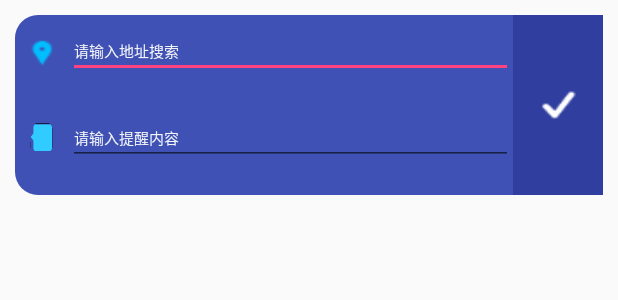
After one commit to LovingDog/LosePhone2, an Android app: the layout list_item_location_remind.xml on its own in the app's theme, with its tools: preview values and no code run, on a phone screen of 412 x 824 dp. The commit adds this screen. Shown: the top 300 px of the screen. Run offline under Robolectric (Android 15) with nearby library versions, the phone set to English and light mode, and no system bars.

Commit message:
添加搜索界面和数据库创建

```diff
--- a/app/src/main/AndroidManifest.xml
+++ b/app/src/main/AndroidManifest.xml
@@ -65,6 +65,10 @@
 
         <activity android:name="com.example.wanghanp.permissioncheck.PermissionsActivity"></activity>
         <activity android:name="com.tencent.mm.ui.LauncherUI"></activity>
+        <activity android:name=".tabview.LocationRemindActivity"
+            android:theme="@style/Theme.AppCompat.NoActionBar"></activity>
+        <activity android:name=".tabview.SearchLocationActivity"
+            android:theme="@style/Theme.AppCompat.NoActionBar"></activity>
         <service
             android:name=".service.SaveStateService"
             android:enabled="true"
--- a/app/src/main/java/com/example/wanghanp/losephone/tabview/SettingFragment.java
+++ b/app/src/main/java/com/example/wanghanp/losephone/tabview/SettingFragment.java
@@ -1,11 +1,13 @@
 package com.example.wanghanp.losephone.tabview;
 
 import android.content.Context;
+import android.content.Intent;
 import android.net.Uri;
 import android.os.Bundle;
 import android.os.Handler;
 import android.os.Message;
 import android.support.v4.app.Fragment;
+import android.support.v7.app.AlertDialog;
 import android.text.Editable;
 import android.text.TextWatcher;
 import android.util.Log;
@@ -273,6 +275,7 @@ public class SettingFragment extends Fragment {
             case R.id.bt_map:
                 checkeEnable(mMap,mMapEnable);
                 mMapEnable = !mMapEnable;
+                startActivity(new Intent(getActivity(),LocationRemindActivity.class));
                 break;
 
             case R.id.iv_confirm:
--- a/app/src/main/java/com/example/wanghanp/losephone/tabview/ShowFunFragment.java
+++ b/app/src/main/java/com/example/wanghanp/losephone/tabview/ShowFunFragment.java
@@ -114,7 +114,7 @@ public class ShowFunFragment extends Fragment {
 
     }
     private void initFragment() {
-        mMapViewFragment = MapViewFragment.getInstance(mPath.get(0).getPath());
+        mMapViewFragment = MapViewFragment.getInstance(mPath.size() == 0 ? " ":mPath.get(0).getPath());
         mFragmentTransaction = getFragmentManager().beginTransaction();
         mFragmentTransaction.add(R.id.container,mMapViewFragment);
         mFragmentTransaction.commit();
--- /dev/null
+++ b/app/src/main/res/drawable/radiu_corner_bg.xml
@@ -0,0 +1,10 @@
+<?xml version="1.0" encoding="utf-8"?>
+<shape xmlns:android="http://schemas.android.com/apk/res/android"
+    android:shape="rectangle">
+    <corners android:radius="15dp"></corners>
+    <stroke android:color="@color/colorPrimary">
+
+    </stroke>
+
+    <solid android:color="@color/colorPrimary"></solid>
+</shape>
--- /dev/null
+++ b/app/src/main/res/layout/list_item_location_remind.xml
@@ -0,0 +1,101 @@
+<?xml version="1.0" encoding="utf-8"?>
+<LinearLayout xmlns:android="http://schemas.android.com/apk/res/android"
+    android:layout_width="match_parent"
+    android:layout_height="120dp"
+    android:layout_margin="10dp"
+    android:background="@drawable/radiu_corner_bg">
+    <RelativeLayout
+        android:id="@+id/lay_search"
+        android:layout_width="match_parent"
+        android:layout_height="wrap_content">
+        <LinearLayout
+            android:id="@+id/lay1"
+            android:layout_width="match_parent"
+            android:layout_height="48dp"
+            android:layout_marginRight="60dp"
+            android:gravity="center_vertical"
+            android:orientation="horizontal">
+            <ImageView
+                android:layout_width="15dp"
+                android:layout_height="20dp"
+                android:layout_gravity="center_vertical"
+                android:layout_weight="0"
+                android:layout_marginLeft="10dp"
+                android:background="@mipmap/location"/>
+            <EditText
+                android:id="@+id/autotext_search"
+                android:layout_width="match_parent"
+                android:layout_height="wrap_content"
+                android:hint="请输入地址搜索"
+                android:layout_marginStart="10dp"
+                android:layout_weight="1"
+                android:textColorHint="@color/white_main_bg"
+                android:layout_marginRight="10dp"
+                android:textSize="@dimen/activity_default_margin_s_s_s"
+                android:layout_marginLeft="5dp"
+                />
+            <ImageView
+                android:id="@+id/iv_confirm"
+                android:layout_width="20dp"
+                android:layout_height="20dp"
+                android:layout_weight="0"
+                android:layout_gravity="center_vertical"
+                android:layout_marginLeft="10dp"
+                android:visibility="gone"
+                android:layout_marginRight="15dp"
+                android:background="@mipmap/select_icon2"/>
+        </LinearLayout>
+        <LinearLayout
+            android:id="@+id/lay_editor"
+            android:layout_width="match_parent"
+            android:layout_height="48dp"
+            android:layout_marginRight="60dp"
+            android:layout_below="@+id/lay1"
+            android:layout_marginTop="10dp"
+            android:gravity="center_vertical"
+            android:orientation="horizontal">
+            <ImageView
+                android:layout_width="15dp"
+                android:layout_height="20dp"
+                android:layout_gravity="center_vertical"
+                android:layout_marginLeft="10dp"
+                android:layout_weight="0"
+                android:background="@mipmap/address_content"/>
+            <EditText
+                android:id="@+id/edit_content"
+                android:layout_width="match_parent"
+                android:layout_height="wrap_content"
+                android:hint="请输入提醒内容"
+                android:textColorHint="@color/white_main_bg"
+                android:layout_marginStart="10dp"
+                android:layout_weight="1"
+                android:layout_marginRight="10dp"
+                android:textSize="@dimen/activity_default_margin_s_s_s"
+                android:layout_marginLeft="5dp"
+                />
+            <ImageView
+                android:id="@+id/iv_confirm2"
+                android:layout_width="20dp"
+                android:layout_height="20dp"
+                android:layout_weight="0"
+                android:visibility="gone"
+                android:layout_gravity="center_vertical"
+                android:layout_marginLeft="10dp"
+                android:layout_marginRight="15dp"
+                android:background="@mipmap/select_icon2"/>
+        </LinearLayout>
+
+        <LinearLayout
+            android:layout_width="60dp"
+            android:layout_height="match_parent"
+            android:layout_alignParentRight="true"
+            android:gravity="center"
+            android:background="@color/colorPrimaryDark"
+            android:layout_centerVertical="true">
+            <Button
+                android:layout_width="25dp"
+                android:layout_height="20dp"
+                android:background="@mipmap/select_icon2"/>
+        </LinearLayout>
+    </RelativeLayout>
+</LinearLayout>
```
Also changed, not shown: app/src/main/java/com/example/wanghanp/db/LocationController.java (added, +104 -0 lines), app/src/main/java/com/example/wanghanp/db/LocationHelper.java (added, +29 -0 lines), app/src/main/java/com/example/wanghanp/db/modle/LocationInfo.java (added, +21 -0 lines), app/src/main/java/com/example/wanghanp/losephone/tabview/LocationRemindActivity.java (added, +121 -0 lines), app/src/main/java/com/example/wanghanp/losephone/tabview/SearchLocationActivity.java (added, +137 -0 lines), app/src/main/res/layout/activity_location_remind.xml (added, +15 -0 lines), app/src/main/res/layout/activity_search_location.xml (added, +52 -0 lines), app/src/main/res/mipmap-xhdpi/select_icon2.png (added).
